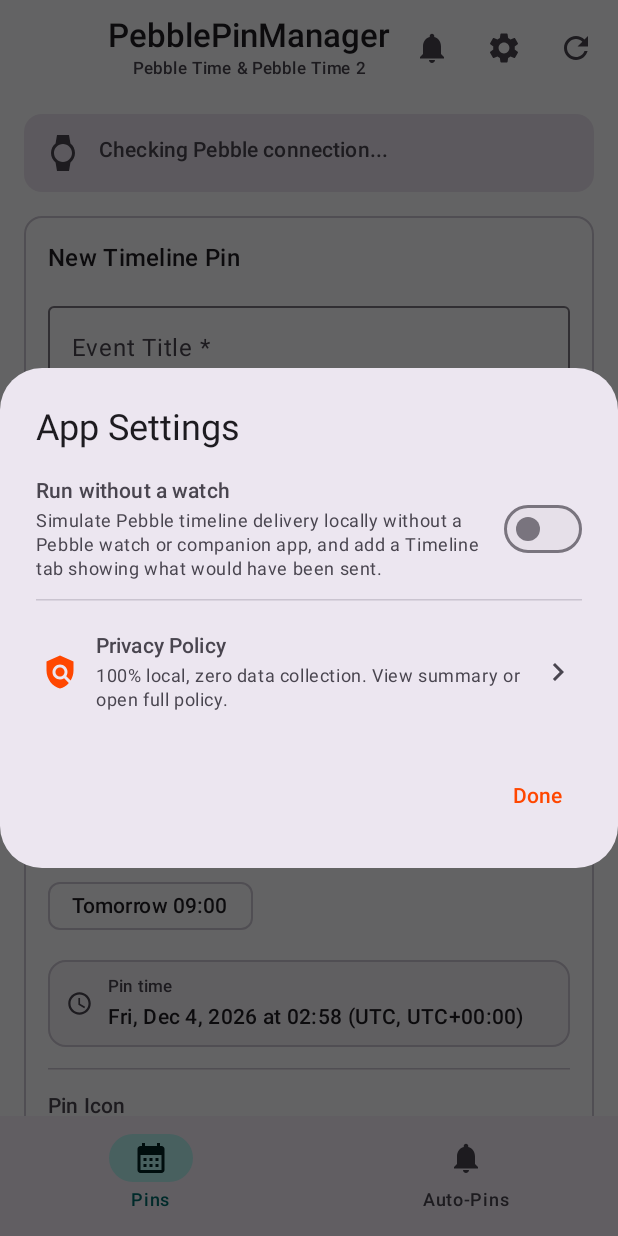
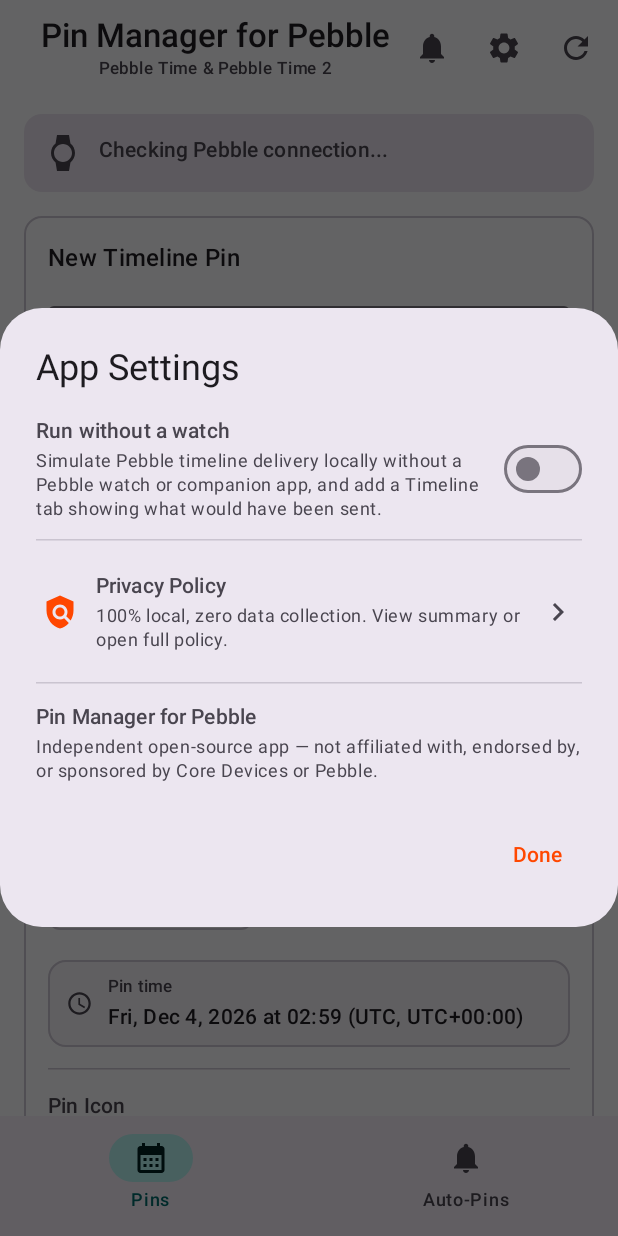
Before and after one commit to gabrielhidasy/PebblePinManager, an Android app built with Jetpack Compose: the screen it shows after launch (MainActivity), after a tap on "App settings", on a phone screen of 412 x 824 dp. Run offline under Robolectric (Android 15) with nearby library versions, the phone set to English and light mode, and no system bars; libraries missing offline, so code that uses them is left out: io.rebble.pebblekit2; 6 statements that could not run were skipped.

Commit message:
feat(android,docs): rename display name to Pin Manager for Pebble & add non-affiliation disclaimer

```diff
--- a/android/app/src/main/java/xyz/hidasy/pebblepinmanager/MainActivity.kt
+++ b/android/app/src/main/java/xyz/hidasy/pebblepinmanager/MainActivity.kt
@@ -18,7 +18,9 @@ import androidx.compose.foundation.layout.Column
 import androidx.compose.foundation.layout.Row
 import androidx.compose.foundation.layout.fillMaxWidth
 import androidx.compose.foundation.layout.padding
+import androidx.compose.foundation.rememberScrollState
 import androidx.compose.foundation.shape.RoundedCornerShape
+import androidx.compose.foundation.verticalScroll
 import androidx.compose.material.icons.Icons
 import androidx.compose.material.icons.automirrored.filled.KeyboardArrowRight
 import androidx.compose.material.icons.filled.CalendarMonth
@@ -60,6 +62,7 @@ import xyz.hidasy.pebblepinmanager.data.AppSettings
 import xyz.hidasy.pebblepinmanager.notifications.PebbleNotificationListenerService
 import xyz.hidasy.pebblepinmanager.pebble.AndroidPhoneLaunchEnvironment
 import xyz.hidasy.pebblepinmanager.pebble.PhoneHandoffCapabilities
+import xyz.hidasy.pebblepinmanager.ui.AppBranding
 import xyz.hidasy.pebblepinmanager.ui.DevModeRoute
 import xyz.hidasy.pebblepinmanager.ui.DevModeViewModel
 import xyz.hidasy.pebblepinmanager.ui.DevModeViewModelFactory
@@ -453,7 +456,7 @@ private fun PebblePinManagerRoot(
 }
 
 @Composable
-private fun AppSettingsDialog(
+internal fun AppSettingsDialog(
     runWithoutWatch: Boolean,
     onRunWithoutWatchChange: (Boolean) -> Unit,
     onOpenPrivacyPolicy: () -> Unit,
@@ -463,7 +466,12 @@ private fun AppSettingsDialog(
         onDismissRequest = onDismiss,
         title = { Text("App Settings") },
         text = {
-            Column(verticalArrangement = Arrangement.spacedBy(12.dp)) {
+            Column(
+                modifier = Modifier
+                    .fillMaxWidth()
+                    .verticalScroll(rememberScrollState()),
+                verticalArrangement = Arrangement.spacedBy(12.dp),
+            ) {
                 Row(
                     modifier = Modifier.fillMaxWidth(),
                     horizontalArrangement = Arrangement.SpaceBetween,
@@ -532,6 +540,19 @@ private fun AppSettingsDialog(
                         tint = MaterialTheme.colorScheme.onSurfaceVariant,
                     )
                 }
+                HorizontalDivider()
+                Column(verticalArrangement = Arrangement.spacedBy(2.dp)) {
+                    Text(
+                        text = AppBranding.APP_DISPLAY_NAME,
+                        style = MaterialTheme.typography.titleSmall,
+                        fontWeight = FontWeight.SemiBold,
+                    )
+                    Text(
+                        text = AppBranding.NON_AFFILIATION_DISCLAIMER,
+                        style = MaterialTheme.typography.bodySmall,
+                        color = MaterialTheme.colorScheme.onSurfaceVariant,
+                    )
+                }
             }
         },
         confirmButton = {
--- a/android/app/src/main/java/xyz/hidasy/pebblepinmanager/ui/NotificationAccessDisclosureDialog.kt
+++ b/android/app/src/main/java/xyz/hidasy/pebblepinmanager/ui/NotificationAccessDisclosureDialog.kt
@@ -54,7 +54,7 @@ data class NotificationAccessDisclosureCopy(
 
             return NotificationAccessDisclosureCopy(
                 title = TITLE,
-                intro = "Before opening Android Notification Access Settings, please review how PebblePinManager accesses and uses your data:",
+                intro = "Before opening Android Notification Access Settings, please review how ${AppBranding.APP_DISPLAY_NAME} accesses and uses your data:",
                 sections = listOf(
                     NotificationAccessDisclosureSection(
                         heading = "What data is accessed",
--- a/android/app/src/main/java/xyz/hidasy/pebblepinmanager/ui/PinComposerScreen.kt
+++ b/android/app/src/main/java/xyz/hidasy/pebblepinmanager/ui/PinComposerScreen.kt
@@ -218,9 +218,11 @@ fun PinComposerScreen(
                 title = {
                     Column(horizontalAlignment = Alignment.CenterHorizontally) {
                         Text(
-                            text = "PebblePinManager",
+                            text = AppBranding.APP_DISPLAY_NAME,
                             style = MaterialTheme.typography.titleLarge,
                             fontWeight = FontWeight.SemiBold,
+                            maxLines = 1,
+                            overflow = TextOverflow.Ellipsis,
                         )
                         Text(
                             text = "Pebble Time & Pebble Time 2",
@@ -1282,7 +1284,7 @@ private fun WatchHandoffDialog(
                     text = if (capabilities.requiresBackgroundHandoff) {
                         "Android restricts opening apps directly from the background. Choose how \"Open Phone App\" on your Pebble reaches this phone:"
                     } else {
-                        "This Android version allows opening PebblePinManager directly from your Pebble watch."
+                        "This Android version allows opening ${AppBranding.APP_DISPLAY_NAME} directly from your Pebble watch."
                     },
                     style = MaterialTheme.typography.bodySmall,
                 )
--- a/android/app/src/main/java/xyz/hidasy/pebblepinmanager/ui/PrivacyPolicyDialog.kt
+++ b/android/app/src/main/java/xyz/hidasy/pebblepinmanager/ui/PrivacyPolicyDialog.kt
@@ -43,7 +43,7 @@ object PrivacyPolicyInfo {
     val summaryHighlights: List<PrivacyPolicyHighlight> = listOf(
         PrivacyPolicyHighlight(
             title = "100% local — no internet access",
-            detail = "PebblePinManager does not request the INTERNET permission and never connects to external servers. There are no analytics, telemetry, crash reporting, or ads.",
+            detail = "${AppBranding.APP_DISPLAY_NAME} does not request the INTERNET permission and never connects to external servers. There are no analytics, telemetry, crash reporting, or ads.",
         ),
         PrivacyPolicyHighlight(
             title = "Pin history & local Pebble sync",
--- a/android/app/src/main/res/values/strings.xml
+++ b/android/app/src/main/res/values/strings.xml
@@ -1,10 +1,10 @@
 <?xml version="1.0" encoding="utf-8"?>
 <resources>
-    <string name="app_name">PebblePinManager</string>
+    <string name="app_name">Pin Manager for Pebble</string>
     <string name="watch_handoff_channel_name">Watch Handoff</string>
     <string name="watch_handoff_channel_description">Tap-to-open prompts triggered by Open Phone App on your Pebble watch.</string>
-    <string name="watch_handoff_notification_title">Open PebblePinManager</string>
+    <string name="watch_handoff_notification_title">Open Pin Manager for Pebble</string>
     <string name="watch_handoff_notification_text">Requested from your Pebble watch. Tap to create or manage pins.</string>
     <string name="watch_handoff_notification_action">Open App</string>
-    <string name="notification_listener_label">PebblePinManager Notification Sync</string>
+    <string name="notification_listener_label">Pin Manager for Pebble Notification Sync</string>
 </resources>
```
Also changed, not shown: android/app/src/main/java/xyz/hidasy/pebblepinmanager/ui/AppBranding.kt (added, +11 -0 lines), 5 other files.
